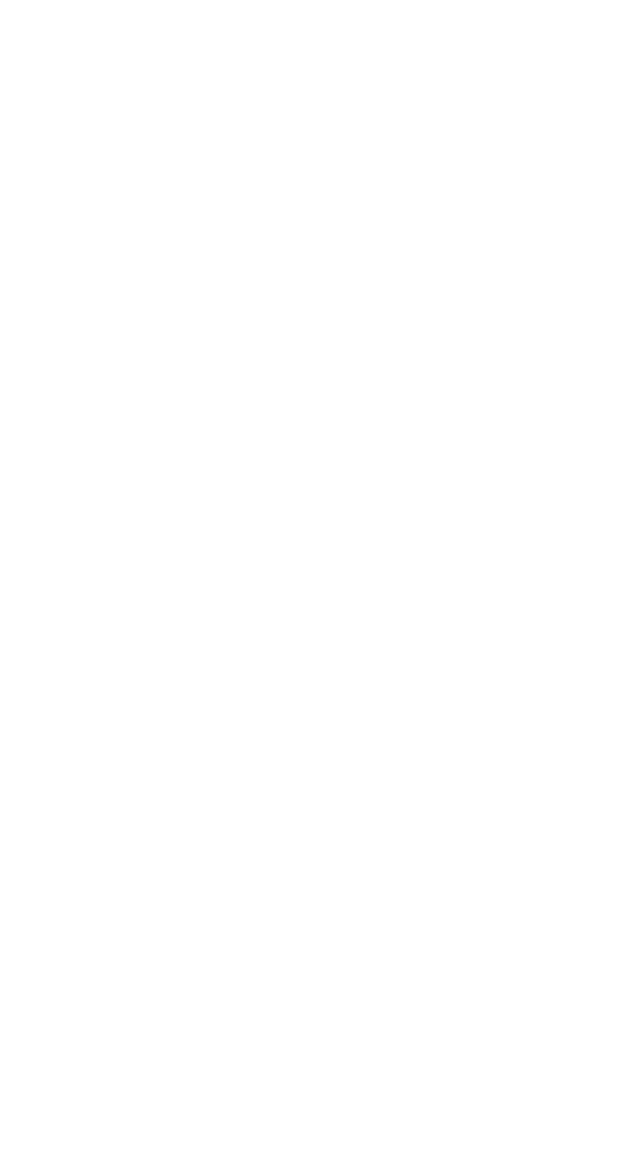
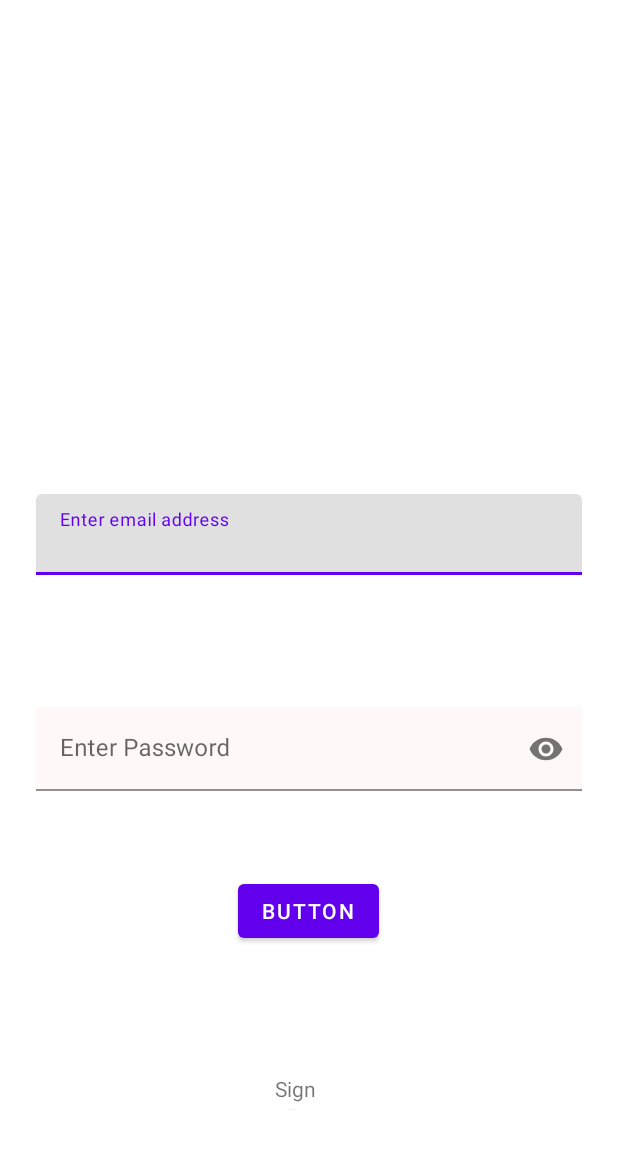
Before and after one commit to Shamimgardobuya/Workout, an Android app: the screen it shows after launch (LoginActivity), on a phone screen of 412 x 824 dp. Before the commit the part shown is empty. Shown: the top 1149 px of the screen. Run offline under Robolectric (Android 15) with nearby library versions, the phone set to English and light mode, and no system bars.

```diff
--- a/AndroidStudioProjects/SplashingActivity/app/src/main/java/dev/shamy/splashingactivity/LoginActivity.kt
+++ b/AndroidStudioProjects/SplashingActivity/app/src/main/java/dev/shamy/splashingactivity/LoginActivity.kt
@@ -3,15 +3,46 @@ package dev.shamy.splashingactivity
 import android.content.Intent
 import androidx.appcompat.app.AppCompatActivity
 import android.os.Bundle
+import android.provider.ContactsContract
+import android.widget.Button
+import com.google.android.material.textfield.TextInputEditText
+import com.google.android.material.textfield.TextInputLayout
 
 class LoginActivity : AppCompatActivity() {
+    lateinit var btnLogin:Button
+    lateinit var tilEmail: TextInputLayout
+    lateinit var tilPassword1:TextInputLayout
+    lateinit var etEmail: TextInputEditText
+    lateinit var etPassword:TextInputEditText
     override fun onCreate(savedInstanceState: Bundle?) {
         super.onCreate(savedInstanceState)
         setContentView(R.layout.activity_login)
+        btnLogin=findViewById(R.id.btnLogin)
+        tilEmail=findViewById(R.id.tilEmail)
+        tilPassword1=findViewById(R.id.tilPass1word)
+        etEmail=findViewById(R.id.etEmail)
+        etPassword=findViewById(R.id.etPassword)
+
+        btnLogin.setOnClickListener {
+//            val intent=Int
+            validateLogin()
+        }
 
 
 //        val intent=Intent(this,LoginActivity::class.java)
 //        startActivity(intent)
 //        finish()
     }
+    fun validateLogin(){
+        var email=etEmail.text.toString()
+        var password=etPassword.text.toString()
+        if (email.isBlank()) {
+            tilEmail.error = "Email is required"     //getString
+
+
+        }
+        if(password.isBlank()){
+            tilPassword1.error="Password is required"
+        }
+    }
 }
--- a/AndroidStudioProjects/SplashingActivity/app/src/main/res/layout/activity_login.xml
+++ b/AndroidStudioProjects/SplashingActivity/app/src/main/res/layout/activity_login.xml
@@ -4,6 +4,87 @@
     xmlns:tools="http://schemas.android.com/tools"
     android:layout_width="match_parent"
     android:layout_height="match_parent"
+    android:background="#FFFFFF"
     tools:context=".LoginActivity">
 
+    <androidx.constraintlayout.widget.Guideline
+        android:id="@+id/guidelineHoritSham"
+        android:layout_width="wrap_content"
+        android:layout_height="wrap_content"
+        android:orientation="horizontal"
+        app:layout_constraintGuide_percent="0.4" />
+
+    <com.google.android.material.textfield.TextInputLayout
+        android:id="@+id/tilEmail"
+        android:layout_width="0dp"
+        android:layout_height="wrap_content"
+        android:layout_marginStart="24dp"
+        android:layout_marginEnd="24dp"
+        app:layout_constraintEnd_toEndOf="parent"
+        app:layout_constraintStart_toStartOf="parent"
+        app:layout_constraintTop_toTopOf="@+id/guidelineHoritSham">
+
+        <com.google.android.material.textfield.TextInputEditText
+            android:id="@+id/etEmail"
+            android:layout_width="match_parent"
+            android:layout_height="wrap_content"
+            android:hint="Enter email address
+"           android:inputType="textEmailAddress"
+            style="@style/Widget.MaterialComponents.TextInputLayout.OutlinedBox"
+            />
+    </com.google.android.material.textfield.TextInputLayout>
+
+<!--    <com.google.android.material.textfield.TextInputLayout-->
+<!--        android:id="@+id/tilPassword"-->
+<!--        android:layout_width="409dp"-->
+<!--        android:layout_height="wrap_content"-->
+<!--        app:layout_constraintTop_toBottomOf="@+id/tilEmail"-->
+<!--        tools:layout_editor_absoluteX="1dp">-->
+
+
+<!--    </com.google.android.material.textfield.TextInputLayout>-->
+
+    <com.google.android.material.textfield.TextInputLayout
+        android:id="@+id/tilPass1word"
+        android:layout_width="0dp"
+        android:layout_height="wrap_content"
+        android:layout_marginStart="24dp"
+        android:layout_marginTop="88dp"
+        android:layout_marginEnd="24dp"
+        android:background="#FFF8F8"
+        app:layout_constraintEnd_toEndOf="parent"
+        app:layout_constraintStart_toStartOf="parent"
+        app:layout_constraintTop_toBottomOf="@+id/tilEmail"
+        app:passwordToggleEnabled="true">
+
+        <com.google.android.material.textfield.TextInputEditText
+            android:id="@+id/etPassword"
+            android:layout_width="match_parent"
+            android:layout_height="wrap_content"
+            android:background="@android:color/transparent"
+            android:hint="Enter Password"
+            android:inputType="textPassword" />
+    </com.google.android.material.textfield.TextInputLayout>
+
+    <Button
+        android:id="@+id/btnLogin"
+        android:layout_width="wrap_content"
+        android:layout_height="wrap_content"
+        android:layout_marginTop="56dp"
+        android:text="Button"
+        app:layout_constraintEnd_toEndOf="parent"
+        app:layout_constraintHorizontal_bias="0.498"
+        app:layout_constraintStart_toStartOf="parent"
+        app:layout_constraintTop_toBottomOf="@+id/tilPass1word" />
+
+    <TextView
+        android:id="@+id/tvLogin"
+        android:layout_width="45dp"
+        android:layout_height="24dp"
+        android:text="Sign up"
+        app:layout_constraintBottom_toBottomOf="parent"
+        app:layout_constraintEnd_toEndOf="parent"
+        app:layout_constraintStart_toStartOf="parent"
+        app:layout_constraintTop_toBottomOf="@+id/btnLogin" />
+
 </androidx.constraintlayout.widget.ConstraintLayout>
```
